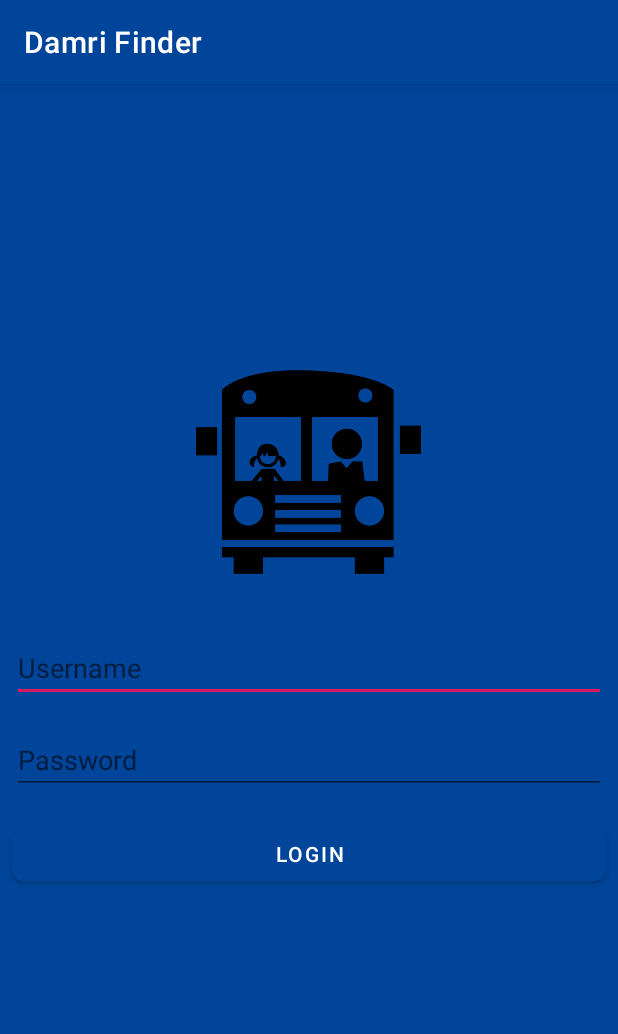
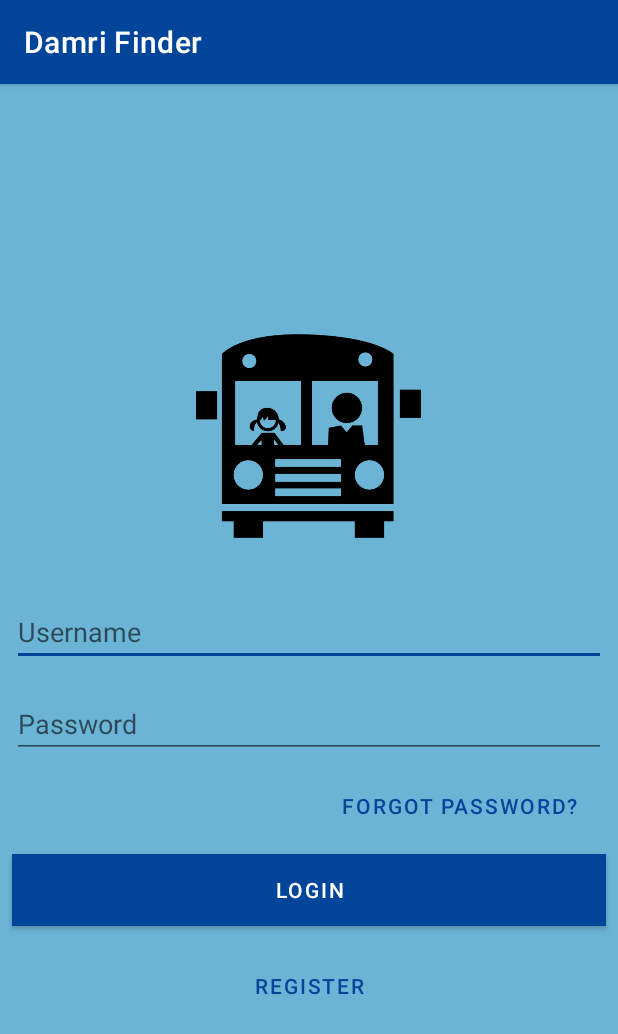
Before and after one commit to fardil/DamriFinder, an Android app: the screen it shows after launch (LoginActivity), on a phone screen of 412 x 824 dp. Shown: the top 1034 px of the screen. Run offline under Robolectric (Android 15) with nearby library versions, the phone set to English and light mode, and no system bars.

Commit message:
login background update

```diff
--- a/app/src/main/res/layout/activity_login.xml
+++ b/app/src/main/res/layout/activity_login.xml
@@ -7,7 +7,7 @@
     android:gravity="center"
     android:orientation="vertical"
     tools:context=".login.LoginActivity"
-    android:background="@color/colorPrimary">
+    android:background="#6BB4D6">
 
     <ImageView
         android:layout_width="150dp"
@@ -18,28 +18,40 @@
         android:layout_width="match_parent"
         android:layout_height="wrap_content"
         android:layout_margin="8dp"
-        android:hint="Username" />
+        android:hint="Username"/>
 
     <EditText
         android:layout_width="match_parent"
         android:layout_height="wrap_content"
         android:layout_margin="8dp"
-        android:hint="Password" />
+        android:hint="Password"/>
+
+    <com.google.android.material.button.MaterialButton
+        style="@style/Widget.MaterialComponents.Button.TextButton"
+        android:layout_width="wrap_content"
+        android:layout_height="wrap_content"
+        android:layout_marginRight="0dp"
+        android:layout_marginLeft="100dp"
+        android:layout_marginTop="0dp"
+        android:text="forgot password?"
+
+        app:cornerRadius="8dp"/>
 
     <com.google.android.material.button.MaterialButton
         android:layout_width="match_parent"
         android:layout_height="wrap_content"
         android:layout_margin="8dp"
+        android:background="#004599"
         android:text="Login"
-        app:cornerRadius="8dp" />
-
+        app:cornerRadius="8dp"/>
 
     <com.google.android.material.button.MaterialButton
         style="@style/Widget.MaterialComponents.Button.TextButton"
-        android:layout_width="match_parent"
+        android:layout_width="wrap_content"
         android:layout_height="wrap_content"
         android:layout_margin="8dp"
         android:text="Register"
-        app:cornerRadius="8dp" />
+        app:cornerRadius="8dp"
+        />
 
 </LinearLayout>
--- a/app/src/main/res/values/colors.xml
+++ b/app/src/main/res/values/colors.xml
@@ -1,7 +1,6 @@
 <?xml version="1.0" encoding="utf-8"?>
 <resources>
     <color name="colorPrimary">#004599</color>
-    <color name="colorPrimaryDark">#00574B</color>
-    <color name="colorAccent">#D81B60</color>
-    <color name="blue">#004599</color>
+    <color name="colorPrimaryDark">#004599</color>
+    <color name="colorAccent">#004599</color>
 </resources>
```
